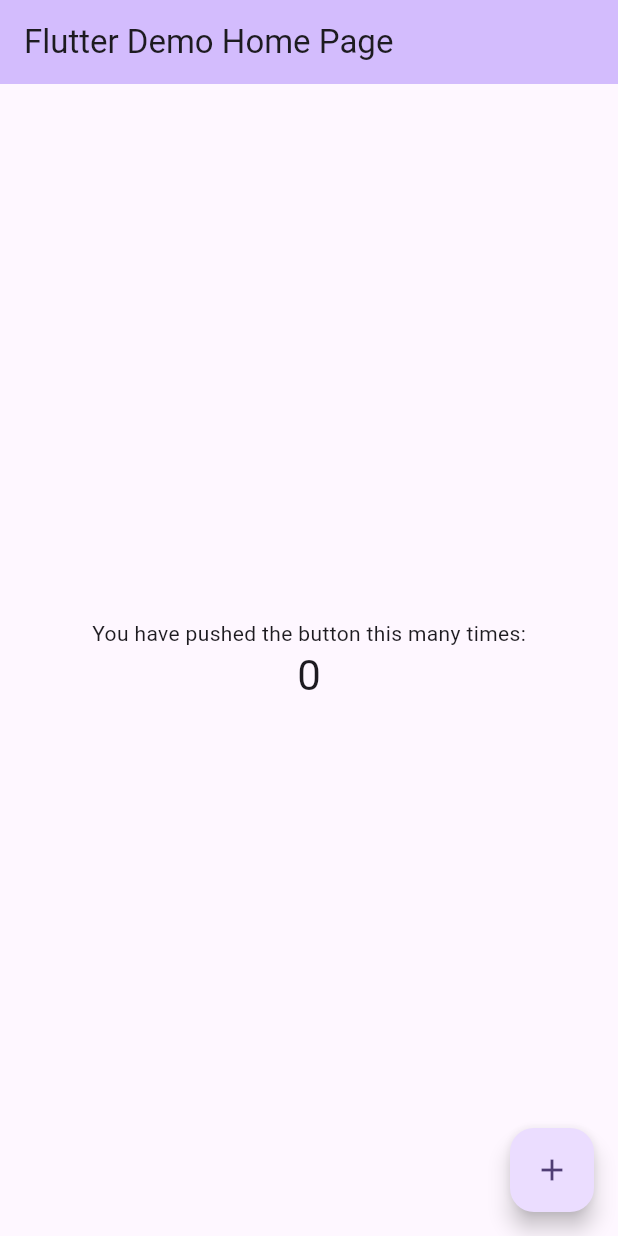
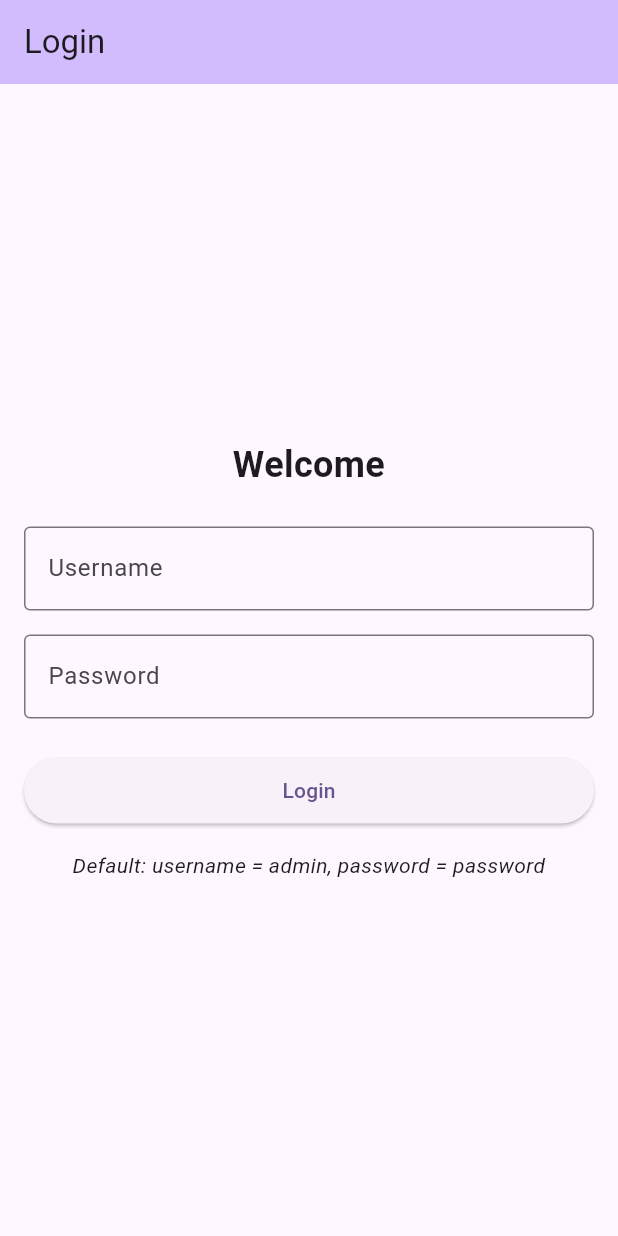
Before and after one commit to yadnyeshkolte/opensourcepen, a Flutter app: the screen it shows after launch, on a phone screen of 412 x 824 dp. Run offline on Flutter 3.47's test engine with Material 3 defaults, Android fonts, the phone set to English and light mode, and no system bars; our stand-ins replace shared_preferences.

Commit message:
intialize app

```diff
--- a/lib/main.dart
+++ b/lib/main.dart
@@ -1,122 +1,46 @@
+// lib/main.dart
 import 'package:flutter/material.dart';
+import 'package:provider/provider.dart';
+import 'package:shared_preferences/shared_preferences.dart';
+import 'view_models/auth_view_model.dart';
+import 'view_models/onboarding_view_model.dart';
+import 'view_models/product_view_model.dart';
+import 'views/login_view.dart';
+import 'services/app_preferences.dart';
 
-void main() {
-  runApp(const MyApp());
+void main() async {
+  // Ensure Flutter is initialized
+  WidgetsFlutterBinding.ensureInitialized();
+
+  // Initialize shared preferences
+  final prefs = await SharedPreferences.getInstance();
+  final appPreferences = AppPreferences(prefs);
+
+  runApp(MyApp(appPreferences: appPreferences));
 }
 
 class MyApp extends StatelessWidget {
-  const MyApp({super.key});
+  final AppPreferences? appPreferences;
+  const MyApp({super.key, this.appPreferences});
 
-  // This widget is the root of your application.
   @override
   Widget build(BuildContext context) {
-    return MaterialApp(
-      title: 'Flutter Demo',
-      theme: ThemeData(
-        // This is the theme of your application.
-        //
-        // TRY THIS: Try running your application with "flutter run". You'll see
-        // the application has a purple toolbar. Then, without quitting the app,
-        // try changing the seedColor in the colorScheme below to Colors.green
-        // and then invoke "hot reload" (save your changes or press the "hot
-        // reload" button in a Flutter-supported IDE, or press "r" if you used
-        // the command line to start the app).
-        //
-        // Notice that the counter didn't reset back to zero; the application
-        // state is not lost during the reload. To reset the state, use hot
-        // restart instead.
-        //
-        // This works for code too, not just values: Most code changes can be
-        // tested with just a hot reload.
-        colorScheme: ColorScheme.fromSeed(seedColor: Colors.deepPurple),
+    return MultiProvider(
+      providers: [
+        ChangeNotifierProvider(create: (_) => AuthViewModel()),
+        ChangeNotifierProvider(create: (_) => OnboardingViewModel()),
+        ChangeNotifierProvider(create: (_) => ProductViewModel()),
+        // Provide app preferences to the widget tree
+        Provider.value(value: appPreferences),
+      ],
+      child: MaterialApp(
+        title: 'MVVM Flutter Demo',
+        theme: ThemeData(
+          colorScheme: ColorScheme.fromSeed(seedColor: Colors.deepPurple),
+          useMaterial3: true,
+        ),
+        home: const LoginView(),
       ),
-      home: const MyHomePage(title: 'Flutter Demo Home Page'),
     );
   }
 }
-
-class MyHomePage extends StatefulWidget {
-  const MyHomePage({super.key, required this.title});
-
-  // This widget is the home page of your application. It is stateful, meaning
-  // that it has a State object (defined below) that contains fields that affect
-  // how it looks.
-
-  // This class is the configuration for the state. It holds the values (in this
-  // case the title) provided by the parent (in this case the App widget) and
-  // used by the build method of the State. Fields in a Widget subclass are
-  // always marked "final".
-
-  final String title;
-
-  @override
-  State<MyHomePage> createState() => _MyHomePageState();
-}
-
-class _MyHomePageState extends State<MyHomePage> {
-  int _counter = 0;
-
-  void _incrementCounter() {
-    setState(() {
-      // This call to setState tells the Flutter framework that something has
-      // changed in this State, which causes it to rerun the build method below
-      // so that the display can reflect the updated values. If we changed
-      // _counter without calling setState(), then the build method would not be
-      // called again, and so nothing would appear to happen.
-      _counter++;
-    });
-  }
-
-  @override
-  Widget build(BuildContext context) {
-    // This method is rerun every time setState is called, for instance as done
-    // by the _incrementCounter method above.
-    //
-    // The Flutter framework has been optimized to make rerunning build methods
-    // fast, so that you can just rebuild anything that needs updating rather
-    // than having to individually change instances of widgets.
-    return Scaffold(
-      appBar: AppBar(
-        // TRY THIS: Try changing the color here to a specific color (to
-        // Colors.amber, perhaps?) and trigger a hot reload to see the AppBar
-        // change color while the other colors stay the same.
-        backgroundColor: Theme.of(context).colorScheme.inversePrimary,
-        // Here we take the value from the MyHomePage object that was created by
-        // the App.build method, and use it to set our appbar title.
-        title: Text(widget.title),
-      ),
-      body: Center(
-        // Center is a layout widget. It takes a single child and positions it
-        // in the middle of the parent.
-        child: Column(
-          // Column is also a layout widget. It takes a list of children and
-          // arranges them vertically. By default, it sizes itself to fit its
-          // children horizontally, and tries to be as tall as its parent.
-          //
-          // Column has various properties to control how it sizes itself and
-          // how it positions its children. Here we use mainAxisAlignment to
-          // center the children vertically; the main axis here is the vertical
-          // axis because Columns are vertical (the cross axis would be
-          // horizontal).
-          //
-          // TRY THIS: Invoke "debug painting" (choose the "Toggle Debug Paint"
-          // action in the IDE, or press "p" in the console), to see the
-          // wireframe for each widget.
-          mainAxisAlignment: MainAxisAlignment.center,
-          children: <Widget>[
-            const Text('You have pushed the button this many times:'),
-            Text(
-              '$_counter',
-              style: Theme.of(context).textTheme.headlineMedium,
-            ),
-          ],
-        ),
-      ),
-      floatingActionButton: FloatingActionButton(
-        onPressed: _incrementCounter,
-        tooltip: 'Increment',
-        child: const Icon(Icons.add),
-      ), // This trailing comma makes auto-formatting nicer for build methods.
-    );
-  }
-}
--- /dev/null
+++ b/lib/models/onboarding_model.dart
@@ -0,0 +1,15 @@
+import 'dart:ui';
+
+class OnboardingModel {
+  final int index;
+  final Color color;
+  final String title;
+  final String description;
+
+  OnboardingModel({
+    required this.index,
+    required this.color,
+    required this.title,
+    required this.description,
+  });
+}
--- /dev/null
+++ b/lib/models/product_model.dart
@@ -0,0 +1,15 @@
+class ProductModel {
+  final String id;
+  final String name;
+  final String description;
+  final double price;
+  final String imageUrl;
+
+  ProductModel({
+    required this.id,
+    required this.name,
+    required this.description,
+    required this.price,
+    required this.imageUrl,
+  });
+}
--- /dev/null
+++ b/lib/models/user_model.dart
@@ -0,0 +1,6 @@
+class UserModel {
+  final String username;
+  final String password;
+
+  UserModel({required this.username, required this.password});
+}
--- /dev/null
+++ b/lib/services/app_preferences.dart
@@ -0,0 +1,22 @@
+// lib/services/app_preferences.dart
+import 'package:shared_preferences/shared_preferences.dart';
+
+class AppPreferences {
+  final SharedPreferences _preferences;
+  static const String _isFirstLaunchKey = 'is_first_launch';
+
+  AppPreferences(this._preferences);
+
+  bool isFirstLaunch() {
+    // If the key doesn't exist, it means it's the first launch
+    return _preferences.getBool(_isFirstLaunchKey) ?? true;
+  }
+
+  Future<void> setFirstLaunchComplete() async {
+    await _preferences.setBool(_isFirstLaunchKey, false);
+  }
+
+  Future<void> resetFirstLaunch() async {
+    await _preferences.setBool(_isFirstLaunchKey, true);
+  }
+}
--- /dev/null
+++ b/lib/view_models/auth_view_model.dart
@@ -0,0 +1,26 @@
+import 'package:flutter/material.dart';
+import '../models/user_model.dart';
+
+class AuthViewModel extends ChangeNotifier {
+  bool _isLoggedIn = false;
+  String _errorMessage = '';
+
+  bool get isLoggedIn => _isLoggedIn;
+  String get errorMessage => _errorMessage;
+
+  void login(String username, String password) {
+    // Simple hardcoded authentication
+    if (username == 'admin' && password == 'password') {
+      _isLoggedIn = true;
+      _errorMessage = '';
+    } else {
+      _errorMessage = 'Invalid username or password';
+    }
+    notifyListeners();
+  }
+
+  void logout() {
+    _isLoggedIn = false;
+    notifyListeners();
+  }
+}
--- /dev/null
+++ b/lib/view_models/onboarding_view_model.dart
@@ -0,0 +1,61 @@
+import 'package:flutter/material.dart';
+import '../models/onboarding_model.dart';
+
+class OnboardingViewModel extends ChangeNotifier {
+  int _currentIndex = 0;
+
+  final List<OnboardingModel> _onboardingScreens = [
+    OnboardingModel(
+      index: 0,
+      color: Colors.red,
+      title: 'Red Screen',
+      description: 'This is the first color screen',
+    ),
+    OnboardingModel(
+      index: 1,
+      color: Colors.blue,
+      title: 'Blue Screen',
+      description: 'This is the second color screen',
+    ),
+    OnboardingModel(
+      index: 2,
+      color: Colors.green,
+      title: 'Green Screen',
+      description: 'This is the third color screen',
+    ),
+    OnboardingModel(
+      index: 3,
+      color: Colors.yellow,
+      title: 'Yellow Screen',
+      description: 'This is the fourth color screen',
+    ),
+    OnboardingModel(
+      index: 4,
+      color: Colors.purple,
+      title: 'Purple Screen',
+      description: 'This is the fifth color screen',
+    ),
+  ];
+
+  int get currentIndex => _currentIndex;
+  List<OnboardingModel> get onboardingScreens => _onboardingScreens;
+  OnboardingModel get currentScreen => _onboardingScreens[_currentIndex];
+  bool get isLastScreen => _currentIndex == _onboardingScreens.length - 1;
+
+  void next() {
+    if (_currentIndex < _onboardingScreens.length - 1) {
+      _currentIndex++;
+      notifyListeners();
+    }
+  }
+
+  void skip() {
+    _currentIndex = _onboardingScreens.length - 1;
+    notifyListeners();
+  }
+
+  void resetOnboarding() {
+    _currentIndex = 0;
+    notifyListeners();
+  }
+}
--- /dev/null
+++ b/lib/views/login_view.dart
@@ -0,0 +1,111 @@
+// lib/views/login_view.dart
+import 'package:flutter/material.dart';
+import 'package:provider/provider.dart';
+import '../view_models/auth_view_model.dart';
+import '../services/app_preferences.dart';
+import 'onboarding_view.dart';
+import 'product_view.dart';
+
+class LoginView extends StatelessWidget {
+  const LoginView({super.key});
+
+  @override
+  Widget build(BuildContext context) {
+    return Scaffold(
+      appBar: AppBar(
+        title: const Text('Login'),
+        backgroundColor: Theme.of(context).colorScheme.inversePrimary,
+      ),
+      body: const LoginForm(),
+    );
+  }
+}
+
+class LoginForm extends StatelessWidget {
+  const LoginForm({super.key});
+
+  @override
+  Widget build(BuildContext context) {
+    final authViewModel = Provider.of<AuthViewModel>(context);
+    final appPreferences = Provider.of<AppPreferences>(context, listen: false);
+    final usernameController = TextEditingController();
+    final passwordController = TextEditingController();
+
+    // Navigate to onboarding or product view if already logged in
+    if (authViewModel.isLoggedIn) {
+      WidgetsBinding.instance.addPostFrameCallback((_) {
+        if (appPreferences.isFirstLaunch()) {
+          // Navigate to onboarding on first launch
+          Navigator.pushReplacement(
+            context,
+            MaterialPageRoute(builder: (context) => const OnboardingView()),
+          );
+        } else {
+          // Skip to product view on subsequent launches
+          Navigator.pushReplacement(
+            context,
+            MaterialPageRoute(builder: (context) => const ProductView()),
+          );
+        }
+      });
+    }
+
+    return Padding(
+      padding: const EdgeInsets.all(16.0),
+      child: Column(
+        mainAxisAlignment: MainAxisAlignment.center,
+        crossAxisAlignment: CrossAxisAlignment.stretch,
+        children: [
+          const Text(
+            'Welcome',
+            style: TextStyle(fontSize: 24, fontWeight: FontWeight.bold),
+            textAlign: TextAlign.center,
+          ),
+          const SizedBox(height: 24),
+          TextField(
+            controller: usernameController,
+            decoration: const InputDecoration(
+              labelText: 'Username',
+              border: OutlineInputBorder(),
+            ),
+          ),
+          const SizedBox(height: 16),
+          TextField(
+            controller: passwordController,
+            obscureText: true,
+            decoration: const InputDecoration(
+              labelText: 'Password',
+              border: OutlineInputBorder(),
+            ),
+          ),
+          if (authViewModel.errorMessage.isNotEmpty)
+            Padding(
+              padding: const EdgeInsets.only(top: 8.0),
+              child: Text(
+                authViewModel.errorMessage,
+                style: const TextStyle(color: Colors.red),
+              ),
+            ),
+          const SizedBox(height: 24),
+          ElevatedButton(
+            onPressed: () {
+              final username = usernameController.text;
+              final password = passwordController.text;
+              authViewModel.login(username, password);
+            },
+            child: const Padding(
+              padding: EdgeInsets.symmetric(vertical: 12.0),
+              child: Text('Login'),
+            ),
+          ),
+          const SizedBox(height: 16),
+          const Text(
+            'Default: username = admin, password = password',
+            textAlign: TextAlign.center,
+            style: TextStyle(fontStyle: FontStyle.italic),
+          ),
+        ],
+      ),
+    );
+  }
+}
```
Also changed, not shown: lib/view_models/product_view_model.dart (added, +53 -0 lines), lib/views/onboarding_view.dart (added, +111 -0 lines), lib/views/product_view.dart (added, +65 -0 lines), pubspec.yaml (+4 -71 lines), pubspec.lock, 1 other file.
